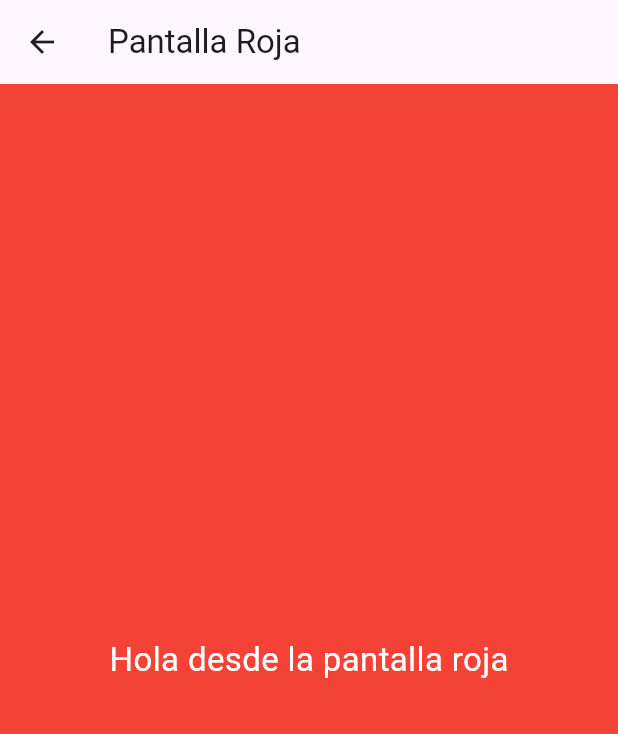
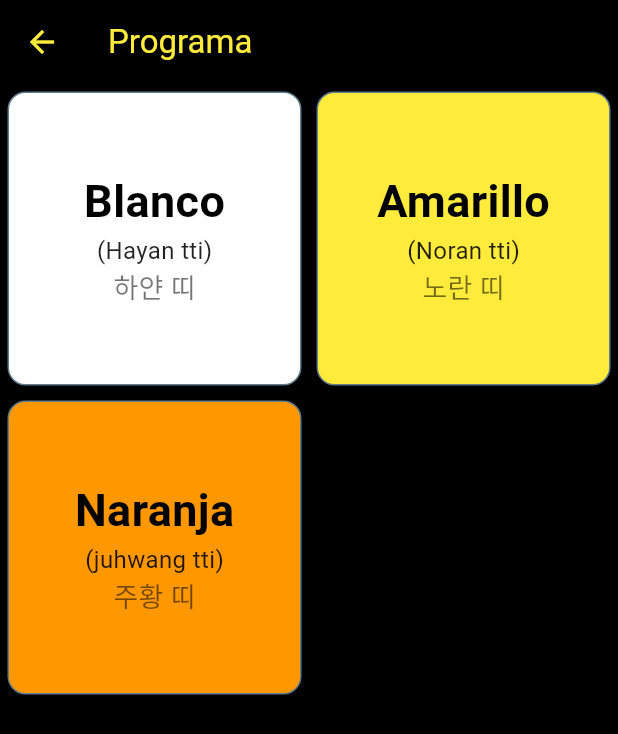
Before and after one commit to chrisladzamach/LQHApp, a Flutter app: the Programa screen opened directly, on a phone screen of 412 x 824 dp. Shown: the top 734 px of the screen. Run offline on Flutter 3.47's test engine with Material 3 defaults, Android fonts, the phone set to English and light mode, and no system bars.

Commit message:
Creado submenu de grados para el programa por grados

```diff
--- /dev/null
+++ b/lib/data/grade_menu_options.dart
@@ -0,0 +1,29 @@
+import 'package:flutter/material.dart';
+import 'package:lqh_app/models/grade_menu_option.dart';
+import 'package:lqh_app/screens/views/grades/gup1.dart';
+import 'package:lqh_app/screens/views/grades/gup2.dart';
+import 'package:lqh_app/screens/views/grades/gup3.dart';
+
+final List<GradeMenuOption> gradeMenuOptions = [
+  GradeMenuOption(
+    grade: "Blanco",
+    romanized: "(Hayan tti)",
+    hangul: "하얀 띠",
+    screen: Gup1(),
+    color: Colors.white,
+  ),
+  GradeMenuOption(
+    grade: "Amarillo",
+    romanized: "(Noran tti)",
+    hangul: "노란 띠",
+    screen: Gup2(),
+    color: Colors.yellow,
+  ),
+  GradeMenuOption(
+    grade: "Naranja",
+    romanized: "(juhwang tti)",
+    hangul: "주황 띠",
+    screen: Gup3(),
+    color: Colors.orange,
+  ),
+];
--- a/lib/screens/views/program.dart
+++ b/lib/screens/views/program.dart
@@ -1,4 +1,6 @@
 import 'package:flutter/material.dart';
+import 'package:lqh_app/data/grade_menu_options.dart';
+import 'package:lqh_app/widgets/grade_menu_button.dart';
 
 class Programa extends StatelessWidget {
   const Programa({super.key});
@@ -6,13 +8,26 @@ class Programa extends StatelessWidget {
   @override
   Widget build(BuildContext context) {
     return Scaffold(
-      backgroundColor: Colors.red,
-      appBar: AppBar(title: Text("Pantalla Roja")),
-      body: Center(
-        child: Text(
-          "Hola desde la pantalla roja",
-          style: TextStyle(color: Colors.white, fontSize: 22),
-        ),
+      backgroundColor: Colors.black,
+      appBar: AppBar(
+        iconTheme: IconThemeData(color: Colors.yellow, weight: 300),
+        backgroundColor: Colors.black,
+        title: const Text('Programa', style: TextStyle(color: Colors.yellow)),
+      ),
+      body: GridView.count(
+        crossAxisCount: 2,
+        padding: const EdgeInsets.all(5),
+        crossAxisSpacing: 10,
+        mainAxisSpacing: 10,
+        children: gradeMenuOptions.map((option) {
+          return GradeMenuButton(
+            grade: option.grade,
+            romanizedText: option.romanized,
+            hangulText: option.hangul,
+            color: option.color,
+            screen: option.screen,
+          );
+        }).toList(),
       ),
     );
   }
--- /dev/null
+++ b/lib/widgets/grade_menu_button.dart
@@ -0,0 +1,63 @@
+import 'package:flutter/material.dart';
+
+class GradeMenuButton extends StatelessWidget {
+  final String grade;
+  final String romanizedText;
+  final String hangulText;
+  final Color color;
+  final Widget screen;
+
+  const GradeMenuButton({
+    super.key,
+    required this.grade,
+    required this.romanizedText,
+    required this.hangulText,
+    required this.color,
+    required this.screen,
+  });
+
+  @override
+  Widget build(BuildContext context) {
+    return InkWell(
+      onTap: () =>
+          Navigator.push(context, MaterialPageRoute(builder: (_) => screen)),
+      child: Container(
+        decoration: BoxDecoration(
+          border: Border.all(color: Colors.blueGrey),
+          color: color,
+          borderRadius: BorderRadius.circular(12),
+        ),
+        padding: const EdgeInsets.all(12),
+        child: Center(
+          child: Column(
+            mainAxisAlignment: MainAxisAlignment.center,
+            children: [
+              Text(
+                grade,
+                style: const TextStyle(
+                  color: Colors.black,
+                  fontSize: 30,
+                  fontWeight: FontWeight.bold,
+                ),
+              ),
+
+              Text(
+                romanizedText,
+                style: const TextStyle(color: Colors.black87, fontSize: 16),
+              ),
+
+              Text(
+                hangulText,
+                style: const TextStyle(
+                  color: Colors.black54,
+                  fontSize: 18,
+                  fontWeight: FontWeight.w300,
+                ),
+              ),
+            ],
+          ),
+        ),
+      ),
+    );
+  }
+}
```
Also changed, not shown: lib/models/grade_menu_option.dart (added, +17 -0 lines), lib/screens/views/grades/gup1.dart (added, +42 -0 lines), lib/screens/views/grades/gup2.dart (added, +42 -0 lines), lib/screens/views/grades/gup3.dart (added, +42 -0 lines).
